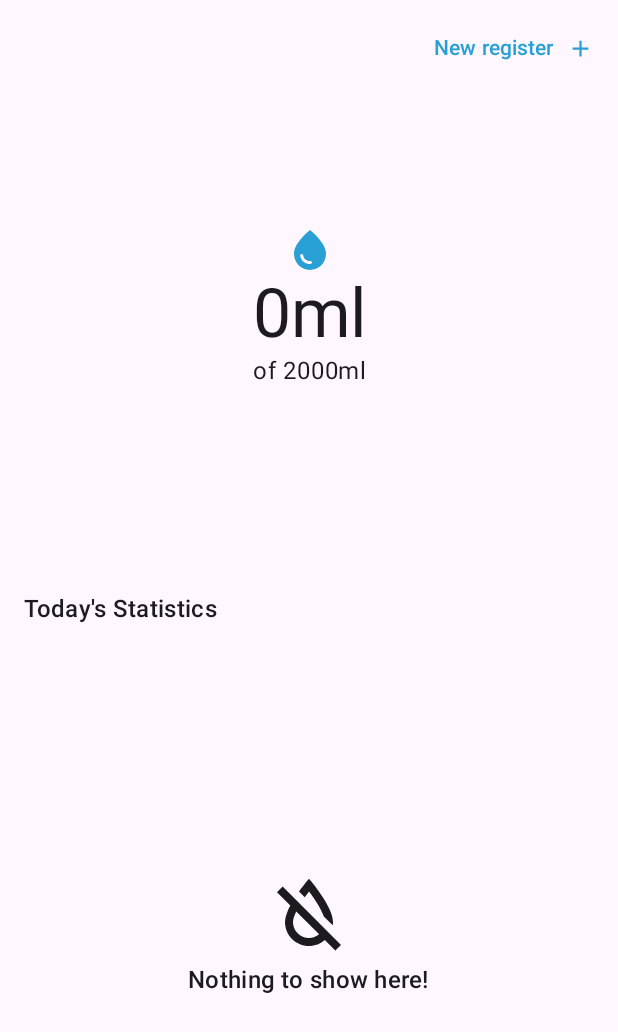
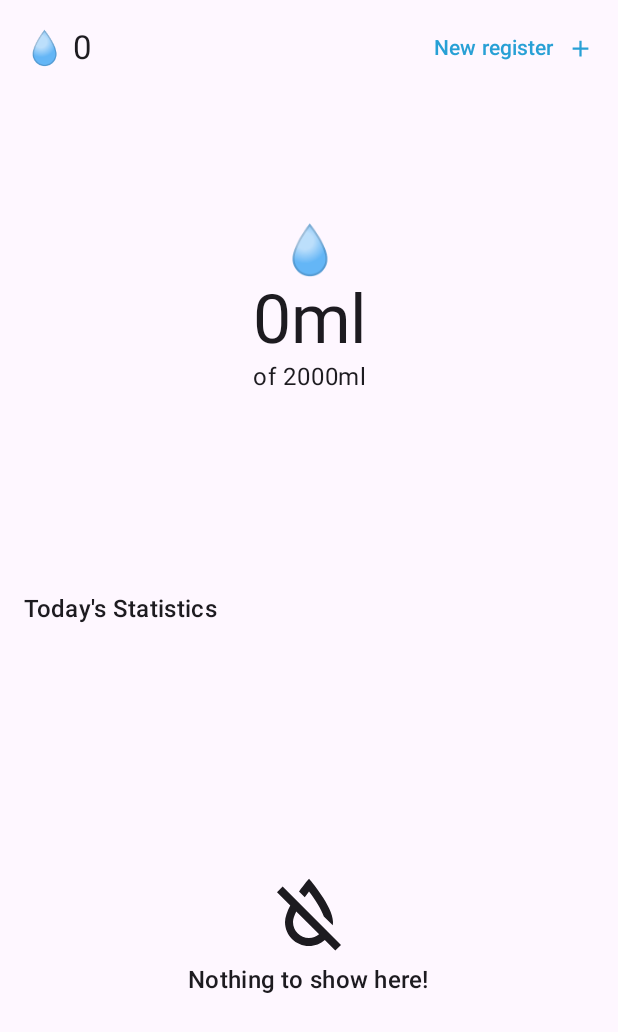
Before and after one commit to thiagocontelli/water-tracker, an Android app built with Jetpack Compose: the MainScreen screen opened through its navigation route, on a phone screen of 412 x 824 dp. Shown: the top 1032 px of the screen. Run offline under Robolectric (Android 15) with nearby library versions, the phone set to English and light mode, and no system bars; our stand-ins replace Dagger/Hilt's generated code, Room's generated code.

Commit message:
Create StreakCelebration screen and manage the daily user streak

```diff
--- a/app/src/main/java/com/thiagocontelli/watertracker/ui/components/CircularWaterProgress.kt
+++ b/app/src/main/java/com/thiagocontelli/watertracker/ui/components/CircularWaterProgress.kt
@@ -66,12 +66,8 @@ fun CircularWaterProgress(
         Column(
             horizontalAlignment = Alignment.CenterHorizontally,
         ) {
-            Icon(
-                painter = painterResource(id = R.drawable.water_drop_icon),
-                contentDescription = "Water drop",
-                tint = color,
-                modifier = Modifier.size(32.dp)
-            )
+
+            Text(text = "💧", style = MaterialTheme.typography.headlineLarge)
 
             Column {
                 Text(
--- a/app/src/main/java/com/thiagocontelli/watertracker/ui/features/main/MainScreen.kt
+++ b/app/src/main/java/com/thiagocontelli/watertracker/ui/features/main/MainScreen.kt
@@ -14,6 +14,7 @@ import androidx.compose.foundation.lazy.LazyRow
 import androidx.compose.foundation.lazy.items
 import androidx.compose.material.icons.Icons
 import androidx.compose.material.icons.filled.Add
+import androidx.compose.material3.AlertDialog
 import androidx.compose.material3.Button
 import androidx.compose.material3.ButtonDefaults
 import androidx.compose.material3.ElevatedCard
@@ -36,8 +37,10 @@ import androidx.compose.ui.res.painterResource
 import androidx.compose.ui.tooling.preview.Preview
 import androidx.compose.ui.unit.dp
 import androidx.hilt.navigation.compose.hiltViewModel
+import androidx.navigation.NavController
 import com.thiagocontelli.watertracker.R
 import com.thiagocontelli.watertracker.ui.components.CircularWaterProgress
+import com.thiagocontelli.watertracker.ui.navigation.Screen
 import java.time.format.DateTimeFormatter
 
 data class Option(
@@ -49,7 +52,7 @@ data class Option(
 
 @OptIn(ExperimentalMaterial3Api::class)
 @Composable
-fun MainScreen(vm: MainViewModel = hiltViewModel()) {
+fun MainScreen(navController: NavController, vm: MainViewModel = hiltViewModel()) {
     val state = vm.state.collectAsState().value
 
     val bottomSheetState = rememberModalBottomSheetState()
@@ -64,10 +67,17 @@ fun MainScreen(vm: MainViewModel = hiltViewModel()) {
 
     LaunchedEffect(key1 = true) {
         vm.getDailyGoal()
+        vm.getStreak()
+    }
+
+    LaunchedEffect(key1 = state.showStreakCelebration) {
+        if (state.showStreakCelebration) {
+            navController.navigate(Screen.StreakCelebration.name + "/${state.streak}")
+        }
     }
 
     Scaffold(topBar = {
-        TopAppBar(title = {}, actions = {
+        TopAppBar(title = { Text(text = "💧 ${state.streak}") }, actions = {
             TextButton(onClick = { vm.toggleModal() }) {
                 Text(text = "New register")
                 Spacer(Modifier.size(ButtonDefaults.IconSpacing))
@@ -87,7 +97,10 @@ fun MainScreen(vm: MainViewModel = hiltViewModel()) {
                 horizontalAlignment = Alignment.CenterHorizontally,
                 verticalArrangement = Arrangement.spacedBy(64.dp)
             ) {
-                CircularWaterProgress(percentage = state.todaysAmount.toFloat() / state.dailyGoal.toFloat(), number = state.dailyGoal, radius = 125.dp)
+                CircularWaterProgress(
+                    percentage = if (state.dailyGoal > 0) state.todaysAmount.toFloat() / state.dailyGoal.toFloat() else 0f,
+                    number = state.dailyGoal, radius = 125.dp
+                )
 
                 Column {
                     Text(
@@ -118,10 +131,7 @@ fun MainScreen(vm: MainViewModel = hiltViewModel()) {
                                             .fillMaxSize(),
                                         horizontalArrangement = Arrangement.SpaceBetween
                                     ) {
-                                        Icon(
-                                            painter = painterResource(id = R.drawable.water_drop_icon),
-                                            contentDescription = "Water drop"
-                                        )
+                                        Text(text = "💧")
 
                                         Text(
                                             text = "Drank ${getFormattedAmount(record.amount)} of water",
@@ -188,6 +198,20 @@ fun MainScreen(vm: MainViewModel = hiltViewModel()) {
             }
         }
     }
+
+//    if (state.showStreakCelebration) {
+//        AlertDialog(
+//            onDismissRequest = { vm.dismissStreakCelebration() },
+//            text = { Text(text = "Parabéns seu porra 👍") },
+//            title = { Text(text = "🥳") },
+//            confirmButton = {},
+//            dismissButton = {
+//                TextButton(onClick = { vm.dismissStreakCelebration() }) {
+//                    Text("Dismiss")
+//                }
+//            }
+//        )
+//    }
 }
 
 fun getFormattedAmount(amount: Int): String {
@@ -197,9 +221,3 @@ fun getFormattedAmount(amount: Int): String {
 
     return "${amount}ml"
 }
-
-@Composable
-@Preview(showSystemUi = true)
-fun MainScreenPreview() {
-    MainScreen()
-}
--- a/app/src/main/java/com/thiagocontelli/watertracker/ui/features/main/MainViewModel.kt
+++ b/app/src/main/java/com/thiagocontelli/watertracker/ui/features/main/MainViewModel.kt
@@ -33,6 +33,13 @@ class MainViewModel @Inject constructor(private val appDatabase: AppDatabase, pr
         _state.update { it.copy(isLoading = true) }
         viewModelScope.launch {
             appDatabase.recordDao().insert(Record(amount = state.value.selectedAmount))
+            if (state.value.todaysAmount + state.value.selectedAmount >= state.value.dailyGoal) {
+                val x = dataStoreManager.increaseStreak()
+                getStreak()
+                if (x) {
+                    _state.update { it.copy(showStreakCelebration = true) }
+                }
+            }
             fetchRecords()
         }
         _state.update { it.copy(isLoading = false) }
@@ -44,9 +51,15 @@ class MainViewModel @Inject constructor(private val appDatabase: AppDatabase, pr
             val response = appDatabase.recordDao().getTodays()
             val amounts = response.map { it.amount }
             _state.update {
-                it.copy(records = response, todaysAmount = if (amounts.isNotEmpty()) amounts.reduce { acc, i -> acc + i } else 0)
+                it.copy(
+                    records = response,
+                    todaysAmount = if (amounts.isNotEmpty()) amounts.reduce { acc, i -> acc + i } else 0)
             }
         }
+    }
+
+    fun dismissStreakCelebration() {
+        _state.update { it.copy(showStreakCelebration = false) }
     }
 
     fun getDailyGoal() {
@@ -56,4 +69,12 @@ class MainViewModel @Inject constructor(private val appDatabase: AppDatabase, pr
             }
         }
     }
+
+    fun getStreak() {
+        viewModelScope.launch {
+            dataStoreManager.getStreak().collect { streak ->
+                _state.update { it.copy(streak = streak) }
+            }
+        }
+    }
 }
--- a/app/src/main/java/com/thiagocontelli/watertracker/ui/features/main/State.kt
+++ b/app/src/main/java/com/thiagocontelli/watertracker/ui/features/main/State.kt
@@ -8,5 +8,7 @@ data class State(
     val showModal: Boolean = false,
     val records: List<Record> = emptyList(),
     val todaysAmount: Int = 0,
-    val dailyGoal: Int = 9999
+    val dailyGoal: Int = 9999,
+    val streak: Int = 0,
+    val showStreakCelebration: Boolean = false
 )
--- a/app/src/main/java/com/thiagocontelli/watertracker/ui/features/splash/SplashScreen.kt
+++ b/app/src/main/java/com/thiagocontelli/watertracker/ui/features/splash/SplashScreen.kt
@@ -36,7 +36,7 @@ fun SplashScreen(navController: NavController, vm: SplashScreenViewModel = hiltV
 
     Box(modifier = Modifier.fillMaxSize(), contentAlignment = Alignment.Center) {
         LottieAnimation(
-            modifier = Modifier.size(350.dp),
+            modifier = Modifier.size(275.dp),
             composition = composition,
             iterations = LottieConstants.IterateForever
         )
--- a/app/src/main/java/com/thiagocontelli/watertracker/ui/navigation/NavGraph.kt
+++ b/app/src/main/java/com/thiagocontelli/watertracker/ui/navigation/NavGraph.kt
@@ -2,12 +2,15 @@ package com.thiagocontelli.watertracker.ui.navigation
 
 import androidx.compose.material3.Text
 import androidx.compose.runtime.Composable
+import androidx.navigation.NavType
 import androidx.navigation.compose.NavHost
 import androidx.navigation.compose.composable
 import androidx.navigation.compose.rememberNavController
+import androidx.navigation.navArgument
 import com.thiagocontelli.watertracker.ui.features.main.MainScreen
 import com.thiagocontelli.watertracker.ui.features.splash.SplashScreen
 import com.thiagocontelli.watertracker.ui.features.startup.StartupScreen
+import com.thiagocontelli.watertracker.ui.features.streak_celebration.StreakCelebration
 
 @Composable
 fun NavGraph() {
@@ -15,7 +18,13 @@ fun NavGraph() {
 
     NavHost(navController = navController, startDestination = Screen.Splash.name) {
         composable(Screen.Splash.name) { SplashScreen(navController = navController) }
-        composable(Screen.Main.name) { MainScreen() }
+        composable(Screen.Main.name) { MainScreen(navController = navController) }
         composable(Screen.Startup.name) { StartupScreen(navController = navController) }
+        composable(
+            Screen.StreakCelebration.name + "/{streak}",
+            arguments = listOf(navArgument("streak") { type = NavType.IntType })
+        ) {
+            StreakCelebration(navController = navController, streak = it.arguments?.getInt("streak") ?: 0)
+        }
     }
 }
--- a/app/src/main/java/com/thiagocontelli/watertracker/ui/navigation/Screen.kt
+++ b/app/src/main/java/com/thiagocontelli/watertracker/ui/navigation/Screen.kt
@@ -1,5 +1,5 @@
 package com.thiagocontelli.watertracker.ui.navigation
 
 enum class Screen {
-    Main, Splash, Startup
+    Main, Splash, Startup, StreakCelebration
 }
```
Also changed, not shown: app/src/main/java/com/thiagocontelli/watertracker/data/DataStoreManager.kt (+36 -0 lines), app/src/main/java/com/thiagocontelli/watertracker/ui/features/streak_celebration/StreakCelebration.kt (added, +89 -0 lines), app/src/main/res/raw/fill_water_animation.json (added, +1 -0 lines).
